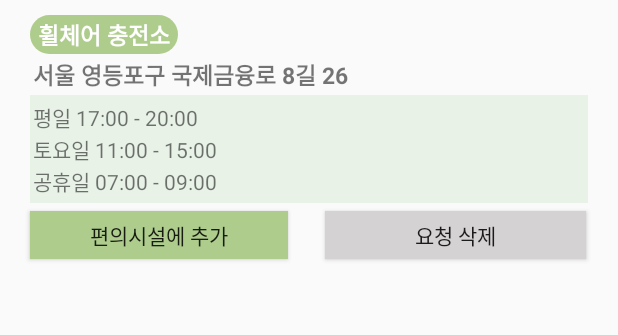
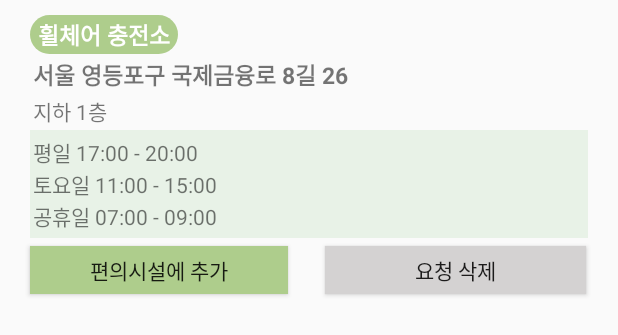
Before and after one commit to Dongguk-founder/ERA-Front, an Android app: the layout item_convenient.xml on its own in the app's theme, with its tools: preview values and no code run, on a phone screen of 412 x 824 dp. Shown: the top 335 px of the screen. Run offline under Robolectric (Android 15) with nearby library versions, the phone set to English and light mode, and no system bars.

Commit message:
[feat] #8 관리자 뷰 구현

```diff
--- a/app/src/main/java/com/founder/easy_route_assistant/presentation/favorite/FavoriteItemFragment.kt
+++ b/app/src/main/java/com/founder/easy_route_assistant/presentation/favorite/FavoriteItemFragment.kt
@@ -6,7 +6,6 @@ import android.view.View
 import android.view.ViewGroup
 import androidx.fragment.app.Fragment
 import androidx.fragment.app.viewModels
-import com.founder.easy_route_assistant.R
 import com.founder.easy_route_assistant.databinding.FragmentFavoriteItemBinding
 
 class FavoriteItemFragment : Fragment() {
--- a/app/src/main/res/layout/activity_admin.xml
+++ b/app/src/main/res/layout/activity_admin.xml
@@ -20,12 +20,16 @@
 
     <androidx.recyclerview.widget.RecyclerView
         android:layout_width="match_parent"
-        android:layout_height="wrap_content"
+        android:id="@+id/rv_admin_convenient_list"
+        android:layout_height="0dp"
         android:layout_marginStart="20dp"
         android:layout_marginTop="30dp"
         android:layout_marginEnd="20dp"
         app:layout_constraintEnd_toEndOf="parent"
         app:layout_constraintStart_toStartOf="parent"
+        tools:listitem="@layout/item_convenient"
+        app:layout_constraintBottom_toBottomOf="parent"
+        android:layout_marginBottom="30dp"
         app:layout_constraintTop_toBottomOf="@id/tv_admin_convenient_request" />
 
 </androidx.constraintlayout.widget.ConstraintLayout>
--- a/app/src/main/res/layout/item_convenient.xml
+++ b/app/src/main/res/layout/item_convenient.xml
@@ -33,6 +33,16 @@
         app:layout_constraintStart_toStartOf="parent"
         app:layout_constraintTop_toBottomOf="@id/tv_convenient_type" />
 
+    <TextView
+        android:layout_width="wrap_content"
+        android:layout_height="wrap_content"
+        android:text="지하 1층"
+        android:id="@+id/tv_favorite_item_detail"
+        app:layout_constraintTop_toBottomOf="@id/tv_convenient_address"
+        app:layout_constraintStart_toStartOf="parent"
+        android:layout_marginStart="22dp"
+        android:layout_marginTop="2dp"/>
+
     <androidx.constraintlayout.widget.ConstraintLayout
         android:id="@+id/layout_convenient_detail"
         android:layout_width="match_parent"
@@ -43,7 +53,7 @@
         android:background="@color/light_green"
         app:layout_constraintEnd_toEndOf="parent"
         app:layout_constraintStart_toStartOf="parent"
-        app:layout_constraintTop_toBottomOf="@id/tv_convenient_address">
+        app:layout_constraintTop_toBottomOf="@id/tv_favorite_item_detail">
 
         <TextView
             android:id="@+id/tv_convenient_weekdays"
@@ -83,6 +93,7 @@
         android:layout_height="wrap_content"
         android:layout_marginStart="20dp"
         android:layout_marginTop="5dp"
+        app:layout_constraintHorizontal_bias="0.25"
         android:layout_marginBottom="10dp"
         android:background="@color/soft_green"
         android:minHeight="0dp"
@@ -101,6 +112,7 @@
         android:layout_marginEnd="21dp"
         android:layout_marginBottom="10dp"
         android:background="@color/light_gray"
+        app:layout_constraintHorizontal_bias="0.275"
         android:minHeight="0dp"
         android:paddingHorizontal="60dp"
         android:paddingVertical="5dp"
```
Also changed, not shown: app/src/main/java/com/founder/easy_route_assistant/presentation/admin/AdminActivity.kt (+14 -2 lines), app/src/main/java/com/founder/easy_route_assistant/presentation/admin/Convenient.kt (added, +10 -0 lines), app/src/main/java/com/founder/easy_route_assistant/presentation/admin/ConvenientAdapter.kt (added, +29 -0 lines), app/src/main/java/com/founder/easy_route_assistant/presentation/admin/ConvenientViewHolder.kt (added, +16 -0 lines), app/src/main/java/com/founder/easy_route_assistant/presentation/admin/ConvenientViewModel.kt (added, +33 -0 lines), app/src/main/res/layout/fragment_favorite_item.xml (+4 -3 lines).
